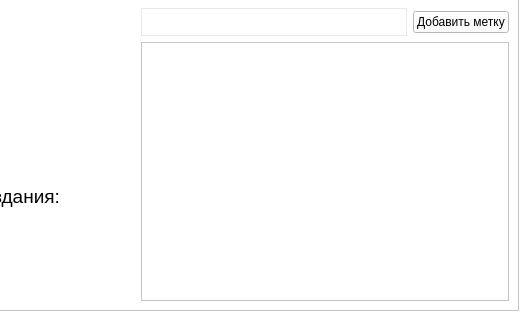
Qt form ui/edit_file.ui (yepIwt/VKDocsClient) before a commit; both pictures show x 102 to 630 and y 113 to 433 of the 630 by 433 pixel window.
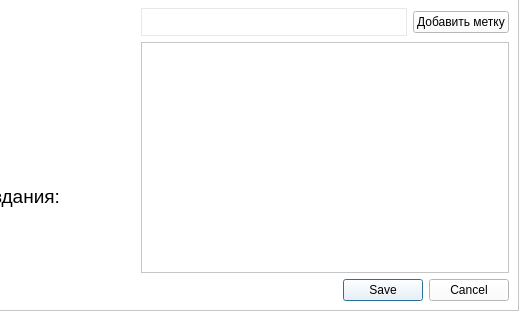
The same form after that commit.

Commit message: feat: Add dialog button to Edit File core

```diff
--- a/ui/edit_file.ui
+++ b/ui/edit_file.ui
@@ -167,6 +167,13 @@
            </property>
           </widget>
          </item>
+         <item>
+          <widget class="QDialogButtonBox" name="exit_menu">
+           <property name="standardButtons">
+            <set>QDialogButtonBox::Cancel|QDialogButtonBox::Save</set>
+           </property>
+          </widget>
+         </item>
         </layout>
        </item>
       </layout>
```
Left out of the diff: 6 changed lines with no effect on the pictures. The commit also changes 1 other file.
